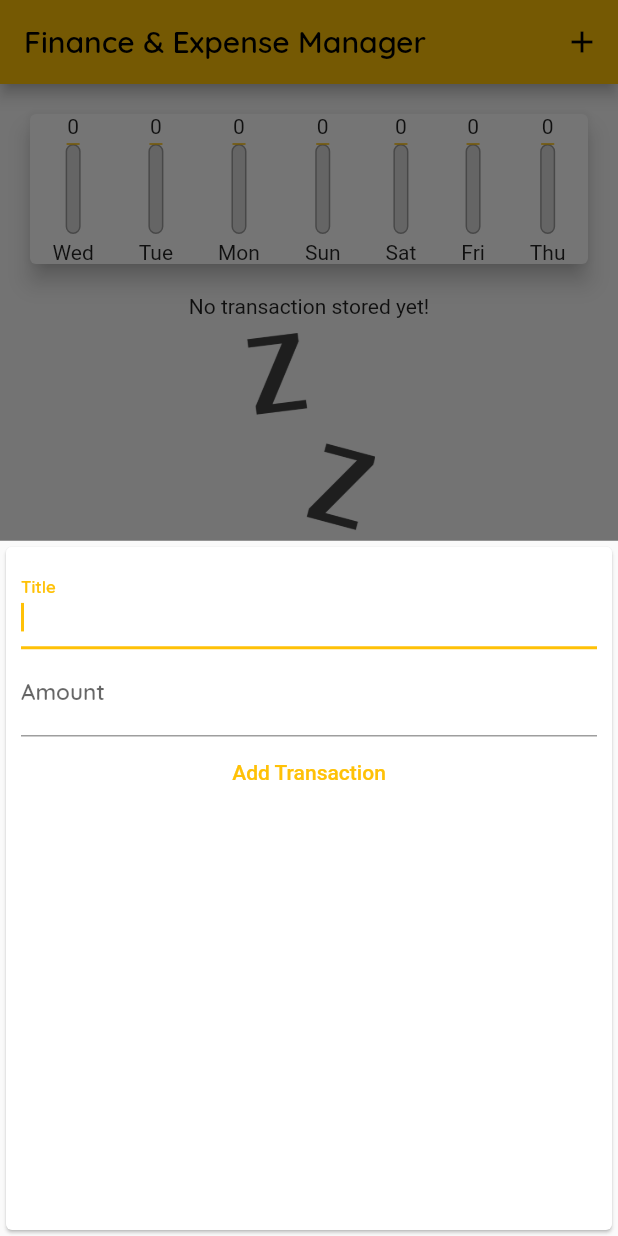
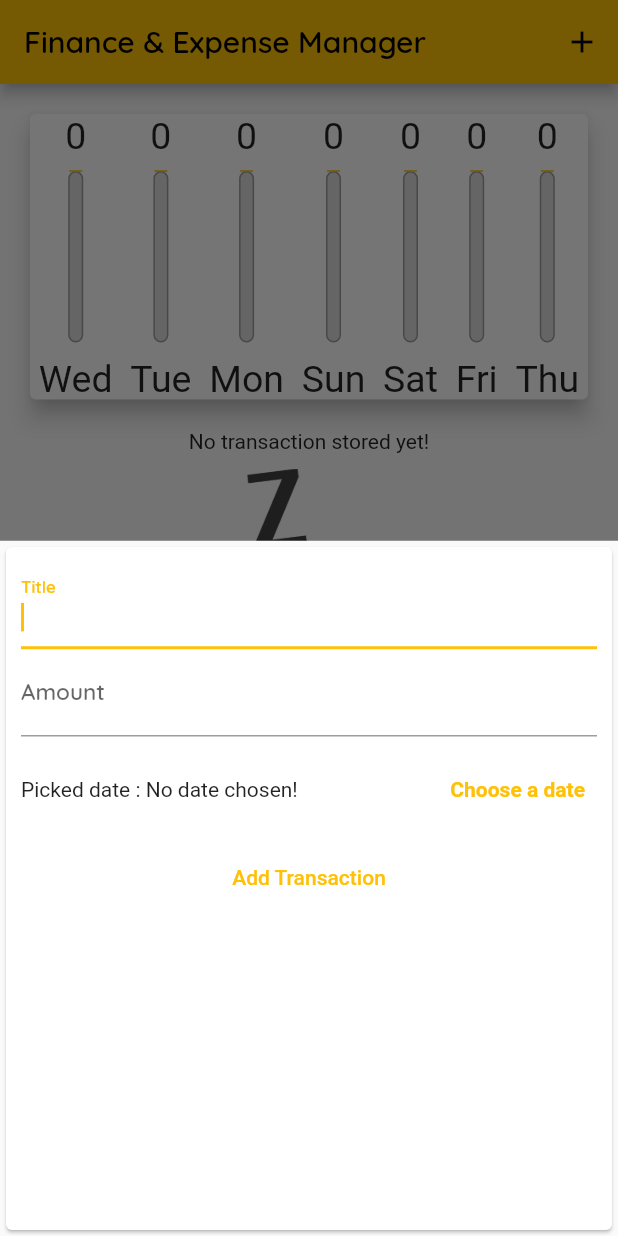
Before and after one commit to abhinavmishra-0302/expenses_and_finances_app, a Flutter app: the screen it shows after launch, after a tap on the "add" icon, on a phone screen of 412 x 824 dp. Run offline on Flutter 3.47's test engine with Material 2 defaults, Android fonts, the phone set to English and light mode, and no system bars.

Commit message:
txn date added

```diff
--- a/lib/main.dart
+++ b/lib/main.dart
@@ -51,9 +51,9 @@ class _MyHomePageState extends State<MyHomePage> {
 
   final List<Transaction> _userTransactions = [];
 
-  void _addNewTransaction(String title, double amount) {
+  void _addNewTransaction(String title, double amount, DateTime _txnDate) {
     final newTxn =
-        Transaction(DateTime.now().toString(), title, amount, DateTime.now());
+        Transaction(DateTime.now().toString(), title, amount, _txnDate);
     setState(() {
       _userTransactions.add(newTxn);
     });
@@ -77,8 +77,7 @@ class _MyHomePageState extends State<MyHomePage> {
 
   @override
   Widget build(BuildContext context) {
-    return Scaffold(
-      appBar: AppBar(
+    final appBar = AppBar(
       title: const Text("Finance & Expense Manager"),
       actions: [
         IconButton(
@@ -88,14 +87,26 @@ class _MyHomePageState extends State<MyHomePage> {
           icon: Icon(Icons.add),
         )
       ],
-      ),
+    );
+    return Scaffold(
+      appBar: appBar,
       body: SingleChildScrollView(
           child: Column(
         mainAxisAlignment: MainAxisAlignment.start,
         crossAxisAlignment: CrossAxisAlignment.center,
         children: [
-          Chart(_recentTransaction),
-          TransactionList(_userTransactions),
+          Container(
+              height: (MediaQuery.of(context).size.height -
+                      appBar.preferredSize.height -
+                      MediaQuery.of(context).padding.top) *
+                  0.3,
+              child: Chart(_recentTransaction)),
+          Container(
+              height: (MediaQuery.of(context).size.height -
+                      appBar.preferredSize.height -
+                      MediaQuery.of(context).padding.top) *
+                  0.7,
+              child: TransactionList(_userTransactions)),
         ],
       )),
       floatingActionButtonLocation: FloatingActionButtonLocation.endFloat,
--- a/lib/widgets/chart.dart
+++ b/lib/widgets/chart.dart
@@ -36,7 +36,8 @@ class Chart extends StatelessWidget {
 
   @override
   Widget build(BuildContext context) {
-    return Card(
+    return Container(
+      child: Card(
         elevation: 6,
         margin: EdgeInsets.all(20),
         child: Row(
@@ -45,6 +46,7 @@ class Chart extends StatelessWidget {
             return ChartBar(data["day"].toString(), data["amount"] as double, maxSpending == 0 ? 0.0 : (data["amount"] as double) / maxSpending);
           }).toList(),
         ),
+      ),
     );
   }
 }
--- a/lib/widgets/chart_bar.dart
+++ b/lib/widgets/chart_bar.dart
@@ -9,14 +9,17 @@ class ChartBar extends StatelessWidget {
 
   @override
   Widget build(BuildContext context) {
+    return LayoutBuilder(builder: (context, constraints) {
       return Column(
         children: [
-        Text(spendingAmount.toStringAsFixed(0)),
+          Container(
+              height: constraints.maxHeight * 0.15,
+              child: FittedBox(child: Text(spendingAmount.toStringAsFixed(0)))),
           SizedBox(
-          height: 4,
+            height: constraints.maxHeight * 0.05,
           ),
           Container(
-          height: 60,
+            height: constraints.maxHeight * 0.6,
             width: 10,
             child: Stack(
               children: [
@@ -41,10 +44,13 @@ class ChartBar extends StatelessWidget {
             ),
           ),
           SizedBox(
-          height: 4,
+            height: constraints.maxHeight * 0.05,
           ),
-        Text(label),
+          Container(
+              height: constraints.maxHeight * 0.15,
+              child: FittedBox(child: Text(label))),
         ],
       );
+    });
   }
 }
--- a/lib/widgets/new_transaction.dart
+++ b/lib/widgets/new_transaction.dart
@@ -1,4 +1,5 @@
 import 'package:flutter/material.dart';
+import 'package:intl/intl.dart';
 
 class NewTransaction extends StatefulWidget {
   final Function _addNewTxn;
@@ -11,8 +12,23 @@ class NewTransaction extends StatefulWidget {
 
 class _NewTransactionState extends State<NewTransaction> {
   final titleController = TextEditingController();
+  final amountController = TextEditingController();
+  DateTime _txnDate = DateTime(1900);
 
-  final amountController = TextEditingController();
+  void _presentDatePicker() {
+    showDatePicker(
+        context: context,
+        initialDate: DateTime.now(),
+        firstDate: DateTime(2019),
+        lastDate: DateTime.now()).then((datePicked) {
+          if(datePicked == null){
+            return;
+          }
+          setState(() {
+            _txnDate = datePicked;
+          });
+    });
+  }
 
   @override
   Widget build(BuildContext context) {
@@ -31,25 +47,43 @@ class _NewTransactionState extends State<NewTransaction> {
             decoration: InputDecoration(labelText: "Amount"),
             controller: amountController,
             keyboardType: TextInputType.number,
-                onSubmitted: (_){
-                  if(!titleController.text.isEmpty && double.parse(amountController.text) > 0) {
-                    widget._addNewTxn(titleController.text,
-                        double.parse(amountController.text));
+            onSubmitted: (_) {
+              if (!titleController.text.isEmpty &&
+                  double.parse(amountController.text) > 0 && _txnDate != DateTime(1900)) {
+                widget._addNewTxn(
+                    titleController.text, double.parse(amountController.text), _txnDate);
                 Navigator.of(context).pop();
               }
             },
           ),
-              TextButton(onPressed: () {
-                if(!titleController.text.isEmpty && double.parse(amountController.text) > 0) {
+          Container(
+            height: 70,
+            child: Row(
+              children: [
+                Expanded(child: Text("Picked date : ${_txnDate == DateTime(1900) ? "No date chosen!" : DateFormat.yMd().format(_txnDate)}",)),
+                TextButton(
+                  onPressed: _presentDatePicker,
+                  child: Text(
+                    "Choose a date",
+                    style: TextStyle(fontWeight: FontWeight.bold),
+                  ),
+                ),
+              ],
+            ),
+          ),
+          TextButton(
+              onPressed: () {
+                if (!titleController.text.isEmpty &&
+                    double.parse(amountController.text) > 0 && _txnDate != DateTime(1900)) {
                   widget._addNewTxn(titleController.text,
-                      double.parse(amountController.text));
+                      double.parse(amountController.text), _txnDate);
                 }
 
                 Navigator.of(context).pop();
-              }, child: Text("Add Transaction")),
+              },
+              child: Text("Add Transaction")),
         ],
       ),
-        )
-    );
+    ));
   }
 }
--- a/lib/widgets/transaction_list.dart
+++ b/lib/widgets/transaction_list.dart
@@ -11,7 +11,6 @@ class TransactionList extends StatelessWidget {
   @override
   Widget build(BuildContext context) {
     return Container(
-        height: 500,
         child: _userTransactions.isEmpty
             ? Column(
                 children: [
```
Lines whose indentation alone changed are shown as unchanged.
